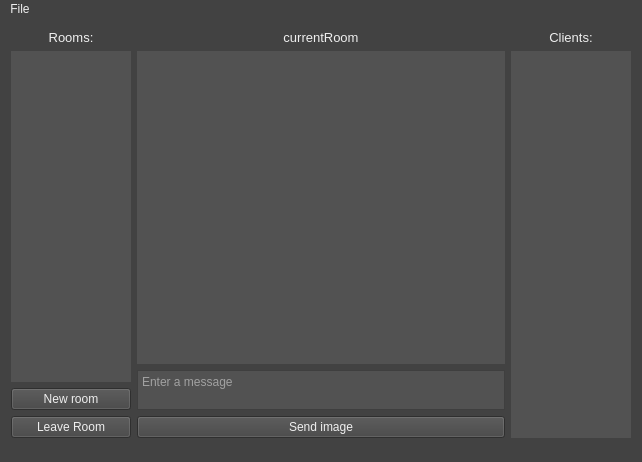
Skau/TCPChat, file TCP_Chat_Client/mainwindow.ui: the form before one commit.
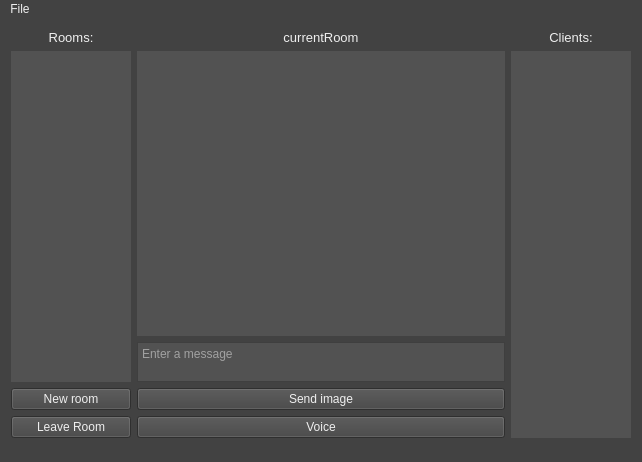
The form after the commit.

Commit message: Started work on voice

```diff
--- a/TCP_Chat_Client/mainwindow.ui
+++ b/TCP_Chat_Client/mainwindow.ui
@@ -144,6 +144,13 @@
           </property>
          </widget>
         </item>
+        <item>
+         <widget class="QPushButton" name="button_Voice">
+          <property name="text">
+           <string>Voice</string>
+          </property>
+         </widget>
+        </item>
        </layout>
       </item>
       <item>
```
The commit also changes 9 other files.
